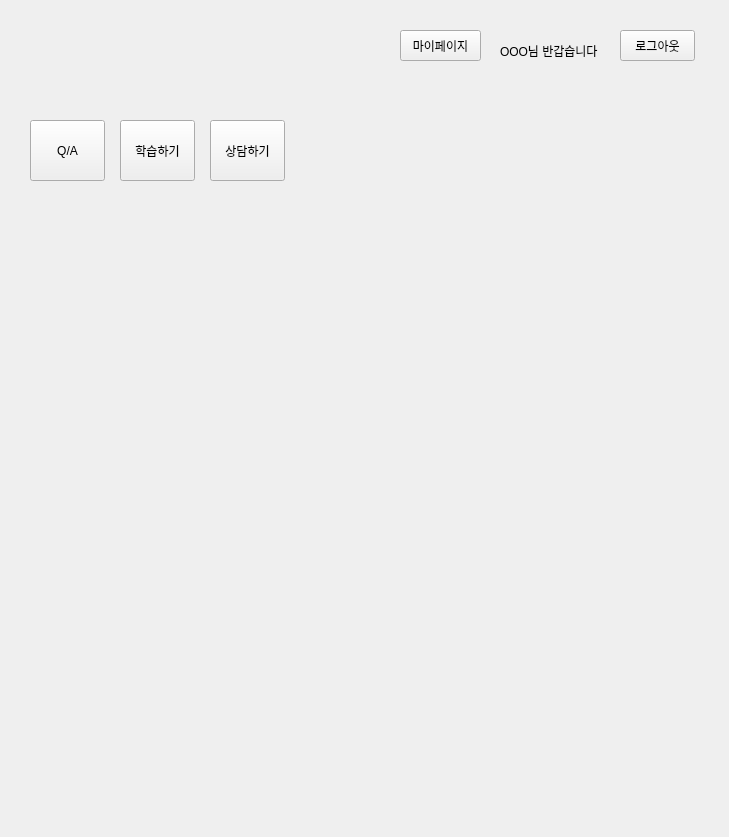
First picture: the form in login.ui, repository tjdqls4965/ra, before the edit.
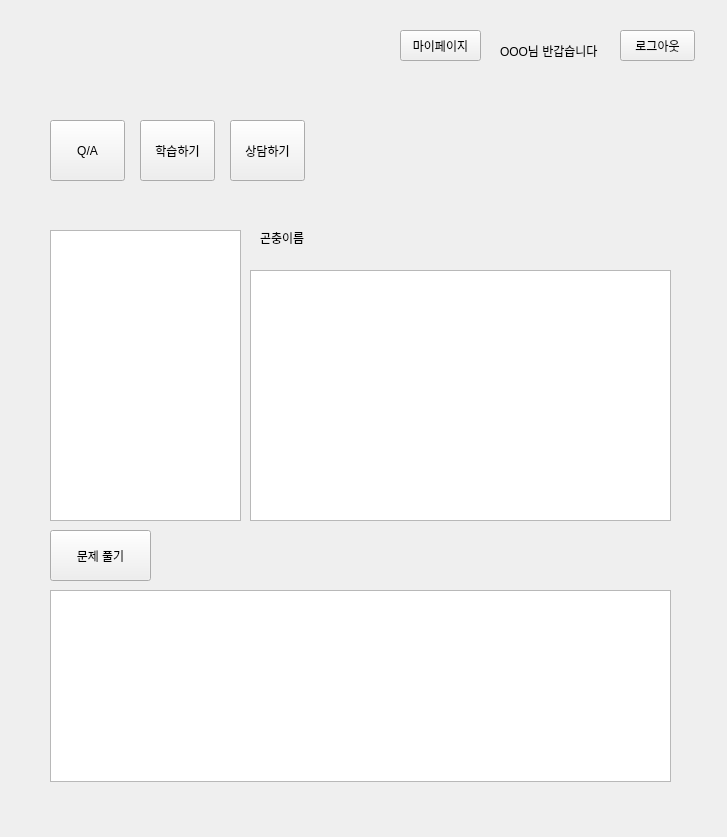
Second picture: the form after the edit. The open tabs and pages were chosen to show the change.

Commit message: 학생용 기본구현완료 19:54

The edit to the form file:
```diff
--- a/login.ui
+++ b/login.ui
@@ -6,7 +6,7 @@
    <rect>
     <x>0</x>
     <y>0</y>
-    <width>729</width>
+    <width>727</width>
     <height>837</height>
    </rect>
   </property>
@@ -220,7 +220,7 @@
     <widget class="QPushButton" name="qna_btn">
      <property name="geometry">
       <rect>
-       <x>20</x>
+       <x>40</x>
        <y>100</y>
        <width>75</width>
        <height>61</height>
@@ -233,7 +233,7 @@
     <widget class="QPushButton" name="study_btn">
      <property name="geometry">
       <rect>
-       <x>110</x>
+       <x>130</x>
        <y>100</y>
        <width>75</width>
        <height>61</height>
@@ -246,7 +246,7 @@
     <widget class="QPushButton" name="chat_btn">
      <property name="geometry">
       <rect>
-       <x>200</x>
+       <x>220</x>
        <y>100</y>
        <width>75</width>
        <height>61</height>
@@ -275,7 +275,7 @@
        <x>30</x>
        <y>190</y>
        <width>641</width>
-       <height>571</height>
+       <height>591</height>
       </rect>
      </property>
      <property name="currentIndex">
@@ -329,7 +329,64 @@
        </property>
       </widget>
      </widget>
-     <widget class="QWidget" name="page_5"/>
+     <widget class="QWidget" name="page_5">
+      <widget class="QListWidget" name="studylistWidget">
+       <property name="geometry">
+        <rect>
+         <x>10</x>
+         <y>20</y>
+         <width>191</width>
+         <height>291</height>
+        </rect>
+       </property>
+      </widget>
+      <widget class="QLabel" name="studyname_line">
+       <property name="geometry">
+        <rect>
+         <x>220</x>
+         <y>20</y>
+         <width>111</width>
+         <height>16</height>
+        </rect>
+       </property>
+       <property name="text">
+        <string>곤충이름</string>
+       </property>
+      </widget>
+      <widget class="QListWidget" name="detaillist">
+       <property name="geometry">
+        <rect>
+         <x>210</x>
+         <y>60</y>
+         <width>421</width>
+         <height>251</height>
+        </rect>
+       </property>
+      </widget>
+      <widget class="QListWidget" name="examlist">
+       <property name="geometry">
+        <rect>
+         <x>10</x>
+         <y>380</y>
+         <width>621</width>
+         <height>192</height>
+        </rect>
+       </property>
+      </widget>
+      <widget class="QPushButton" name="exam_test">
+       <property name="geometry">
+        <rect>
+         <x>10</x>
+         <y>320</y>
+         <width>101</width>
+         <height>51</height>
+        </rect>
+       </property>
+       <property name="text">
+        <string>문제 풀기</string>
+       </property>
+      </widget>
+     </widget>
      <widget class="QWidget" name="page_6">
       <widget class="QListWidget" name="listWidget_2">
        <property name="geometry">
```
Left out of the diff: 50 changed lines with no effect on the pictures. The commit also changes 1 other file.
